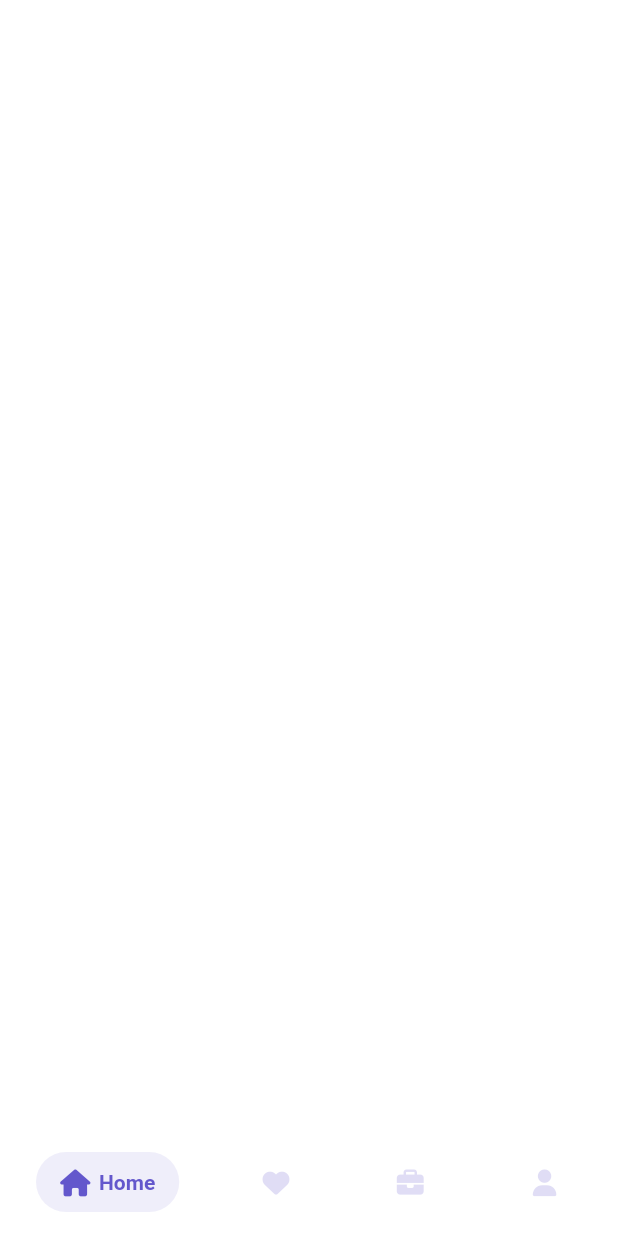
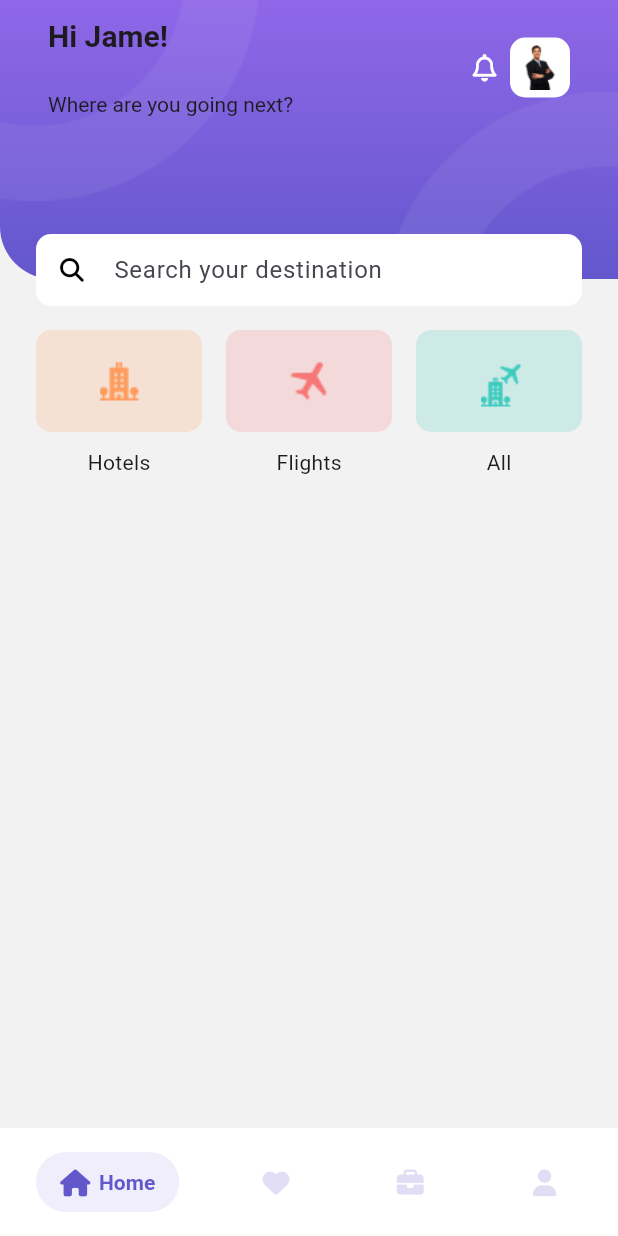
Before and after one commit to ngductuan/travel_app, a Flutter app: the MainApp screen opened by its route, on a phone screen of 412 x 824 dp. Run offline on Flutter 3.47's test engine with Material 3 defaults, Android fonts, the phone set to English and light mode, and no system bars; drawn by our look-alikes of salomon_bottom_bar; our stand-ins replace flutter_svg, font_awesome_flutter, hive_flutter, smooth_page_indicator; accounts and stored records are empty.

Commit message:
finish-#12

```diff
--- a/lib/core/helpers/asset_helper.dart
+++ b/lib/core/helpers/asset_helper.dart
@@ -40,4 +40,6 @@ class AssetHelper {
   static const String turkey = 'assets/images/turkey.png';
   static const String japan = 'assets/images/japan.png';
   static const String dubai = 'assets/images/dubai.png';
+  static const String oval_1 = 'assets/images/oval_1.png';
+  static const String oval_2 = 'assets/images/oval_2.png';
 }
--- a/lib/core/views/screens/home_screen.dart
+++ b/lib/core/views/screens/home_screen.dart
@@ -1,15 +1,167 @@
 import 'package:flutter/material.dart';
+import 'package:font_awesome_flutter/font_awesome_flutter.dart';
+import 'package:travel_app/core/constants/dim_constants.dart';
+import 'package:travel_app/core/helpers/asset_helper.dart';
+import 'package:travel_app/core/helpers/image_helpers.dart';
+import 'package:travel_app/core/views/screens/hotel_booking_screen.dart';
+import 'package:travel_app/core/views/widgets/app_bar_container_widget.dart';
 
 class HomeScreen extends StatefulWidget {
   const HomeScreen({super.key});
+
+  static String routeName = '/home_screen';
 
   @override
   State<HomeScreen> createState() => _HomeScreenState();
 }
 
 class _HomeScreenState extends State<HomeScreen> {
+  Widget _buildItemCategory(
+      Widget icon, Color color, Function() onTap, String title) {
+    return GestureDetector(
+      onTap: onTap,
+      child: Column(
+        children: [
+          Container(
+            width: double.infinity,
+            padding: EdgeInsets.symmetric(
+              vertical: kMediumPadding,
+            ),
+            decoration: BoxDecoration(
+                color: color.withOpacity(0.2),
+                borderRadius: BorderRadius.circular(kItemPadding)),
+            child: Padding(
+              padding:
+                  title == 'All' ? EdgeInsets.only(left: 8) : EdgeInsets.zero,
+              child: Center(
+                child: Transform.scale(
+                  scale: title == 'All' ? 1.7 : 1.3,
+                  child: icon,
+                ),
+              ),
+            ),
+          ),
+          SizedBox(
+            height: kItemPadding,
+          ),
+          Text(title)
+        ],
+      ),
+    );
+  }
+
   @override
   Widget build(BuildContext context) {
-    return Container();
+    return AppBarContainerWdiget(
+        title: Padding(
+          padding: EdgeInsets.symmetric(horizontal: kDefaultPadding),
+          child: Row(
+            children: [
+              Column(
+                crossAxisAlignment: CrossAxisAlignment.start,
+                children: const [
+                  Text(
+                    'Hi Jame!',
+                    style: TextStyle(
+                      fontWeight: FontWeight.bold,
+                      fontSize: 20,
+                    ),
+                  ),
+                  SizedBox(
+                    height: kMediumPadding,
+                  ),
+                  Text(
+                    'Where are you going next?',
+                    style: TextStyle(
+                      fontSize: 14,
+                    ),
+                  ),
+                ],
+              ),
+              Spacer(),
+              Icon(
+                FontAwesomeIcons.bell,
+                size: kDefaultIconSize,
+                color: Colors.white,
+              ),
+              SizedBox(
+                width: kTopPadding,
+              ),
+              Container(
+                width: 40,
+                height: 40,
+                decoration: BoxDecoration(
+                    borderRadius: BorderRadius.circular(kItemPadding),
+                    color: Colors.white),
+                padding: EdgeInsets.all(kMinPadding),
+                child: ImageHelper.loadFromAsset(AssetHelper.person),
+              )
+            ],
+          ),
+        ),
+        child: Column(
+          children: [
+            TextField(
+              decoration: InputDecoration(
+                hintText: 'Search your destination',
+                prefixIcon: Padding(
+                  padding: EdgeInsets.all(kTopPadding),
+                  child: Icon(
+                    FontAwesomeIcons.magnifyingGlass,
+                    color: Colors.black,
+                    size: kDefaultPadding,
+                  ),
+                ),
+                filled: true,
+                fillColor: Colors.white,
+                border: OutlineInputBorder(
+                  borderSide: BorderSide.none,
+                  borderRadius: BorderRadius.all(Radius.circular(kItemPadding)),
+                ),
+                contentPadding: EdgeInsets.symmetric(horizontal: kItemPadding),
+              ),
+            ),
+            SizedBox(
+              height: kDefaultPadding,
+            ),
+            Row(children: [
+              Expanded(
+                child: _buildItemCategory(
+                    ImageHelper.loadFromAsset(
+                      AssetHelper.icoHotel,
+                      width: kBottomBarIconSize,
+                      height: kBottomBarIconSize,
+                    ),
+                    Color(0xffFE9C5E), () {
+                  Navigator.of(context).pushNamed(HotelBookingScreen.routeName);
+                }, 'Hotels'),
+              ),
+              SizedBox(width: kDefaultPadding),
+              Expanded(
+                child: _buildItemCategory(
+                    ImageHelper.loadFromAsset(
+                      AssetHelper.icoPlane,
+                      width: kBottomBarIconSize,
+                      height: kBottomBarIconSize,
+                    ),
+                    Color(0xffF77777),
+                    () {},
+                    'Flights'),
+              ),
+              SizedBox(width: kDefaultPadding),
+              Expanded(
+                child: _buildItemCategory(
+                    ImageHelper.loadFromAsset(
+                      AssetHelper.icoHotelPlane,
+                      width: kBottomBarIconSize,
+                      height: kBottomBarIconSize,
+                    ),
+                    Color(0xff3EC8BC),
+                    () {},
+                    'All'),
+              ),
+            ]),
+          ],
+        ));
   }
 }
--- /dev/null
+++ b/lib/core/views/screens/hotel_booking_screen.dart
@@ -0,0 +1,17 @@
+import 'package:flutter/material.dart';
+
+class HotelBookingScreen extends StatefulWidget {
+  const HotelBookingScreen({super.key});
+
+  static String routeName = '/hotel_booking_screen';
+
+  @override
+  State<HotelBookingScreen> createState() => _HotelBookingScreenState();
+}
+
+class _HotelBookingScreenState extends State<HotelBookingScreen> {
+  @override
+  Widget build(BuildContext context) {
+    return Scaffold();
+  }
+}
--- /dev/null
+++ b/lib/core/views/widgets/app_bar_container_widget.dart
@@ -0,0 +1,109 @@
+import 'package:flutter/material.dart';
+import 'package:font_awesome_flutter/font_awesome_flutter.dart';
+import 'package:travel_app/core/constants/color_constants.dart';
+import 'package:travel_app/core/constants/dim_constants.dart';
+import 'package:travel_app/core/helpers/asset_helper.dart';
+import 'package:travel_app/core/helpers/image_helpers.dart';
+
+class AppBarContainerWdiget extends StatelessWidget {
+  const AppBarContainerWdiget(
+      {super.key,
+      required this.child,
+      this.titleString,
+      this.title,
+      this.implementLeading = false,
+      this.implementTrailing = false});
+
+  final Widget child;
+  final Widget? title;
+  final String? titleString;
+  final bool implementLeading;
+  final bool implementTrailing;
+
+  @override
+  Widget build(BuildContext context) {
+    return Scaffold(
+      body: Stack(children: [
+        SizedBox(
+          height: 186,
+          child: AppBar(
+            centerTitle: true,
+            automaticallyImplyLeading: false,
+            elevation: 0,
+            toolbarHeight: 90,
+            backgroundColor: ColorPalette.backgroundScaffoldColor,
+            title: title ??
+                Row(
+                  children: [
+                    if (implementLeading)
+                      Container(
+                        padding: EdgeInsets.all(kItemPadding),
+                        decoration: BoxDecoration(
+                            borderRadius: BorderRadius.all(
+                                Radius.circular(kDefaultPadding)),
+                            color: Colors.white),
+                        child: Icon(
+                          FontAwesomeIcons.arrowLeft,
+                          color: Colors.black,
+                          size: kDefaultIconSize,
+                        ),
+                      ),
+                    Expanded(
+                        child: Center(
+                      child: Column(
+                        children: [
+                          Text(
+                            titleString ?? '',
+                            style: TextStyle(
+                              fontWeight: FontWeight.bold,
+                              fontSize: 20,
+                            ),
+                          ),
+                        ],
+                      ),
+                    )),
+                    if (implementTrailing)
+                      Container(
+                        padding: EdgeInsets.all(kItemPadding),
+                        decoration: BoxDecoration(
+                            borderRadius: BorderRadius.all(
+                                Radius.circular(kDefaultPadding)),
+                            color: Colors.white),
+                        child: Icon(
+                          FontAwesomeIcons.bars,
+                          color: Colors.black,
+                          size: kDefaultIconSize,
+                        ),
+                      ),
+                  ],
+                ),
+            flexibleSpace: Stack(
+              children: [
+                Container(
+                    decoration: BoxDecoration(
+                  gradient: Gradients.defaultGradientBackground,
+                  borderRadius:
+                      BorderRadius.only(bottomLeft: Radius.circular(35)),
+                )),
+                Positioned(
+                  top: 0,
+                  left: 0,
+                  child: ImageHelper.loadFromAsset(AssetHelper.oval_1),
+                ),
+                Positioned(
+                  bottom: 0,
+                  right: 0,
+                  child: ImageHelper.loadFromAsset(AssetHelper.oval_2),
+                ),
+              ],
+            ),
+          ),
+        ),
+        Container(
+            margin: EdgeInsets.only(top: 156),
+            padding: EdgeInsets.symmetric(horizontal: kMediumPadding),
+            child: child)
+      ]),
+    );
+  }
+}
--- a/lib/routes.dart
+++ b/lib/routes.dart
@@ -1,4 +1,6 @@
 import 'package:flutter/material.dart';
+import 'package:travel_app/core/views/screens/home_screen.dart';
+import 'package:travel_app/core/views/screens/hotel_booking_screen.dart';
 import 'package:travel_app/core/views/screens/intro_screen.dart';
 import 'package:travel_app/core/views/screens/main_app.dart';
 import 'package:travel_app/core/views/screens/splash_screen.dart';
@@ -7,4 +9,6 @@ final Map<String, WidgetBuilder> routes = {
   SplashScreen.routeName: (context) => const SplashScreen(),
   IntroScreen.routeName: (context) => const IntroScreen(),
   MainApp.routeName: (context) => const MainApp(),
+  HomeScreen.routeName: (context) => const HomeScreen(),
+  HotelBookingScreen.routeName: (context) => const HotelBookingScreen(),
 };
```
Also changed, not shown: assets/icons/ico_hotel_plane.png, assets/images/oval_1.png (added), assets/images/oval_2.png (added).
